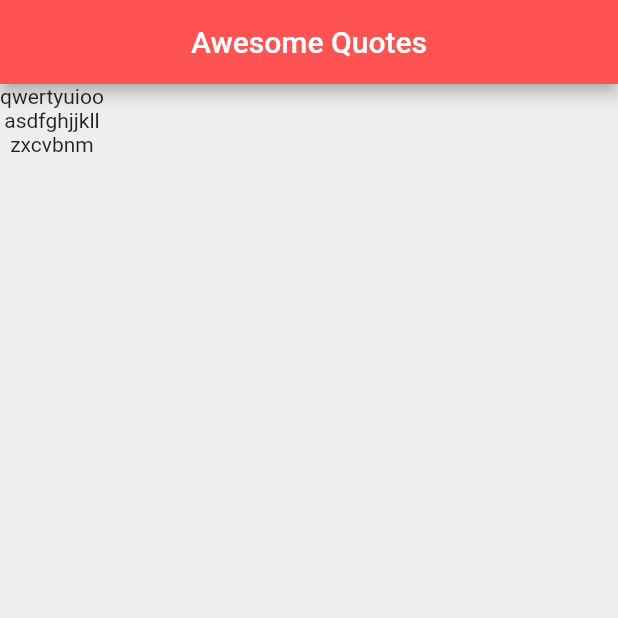
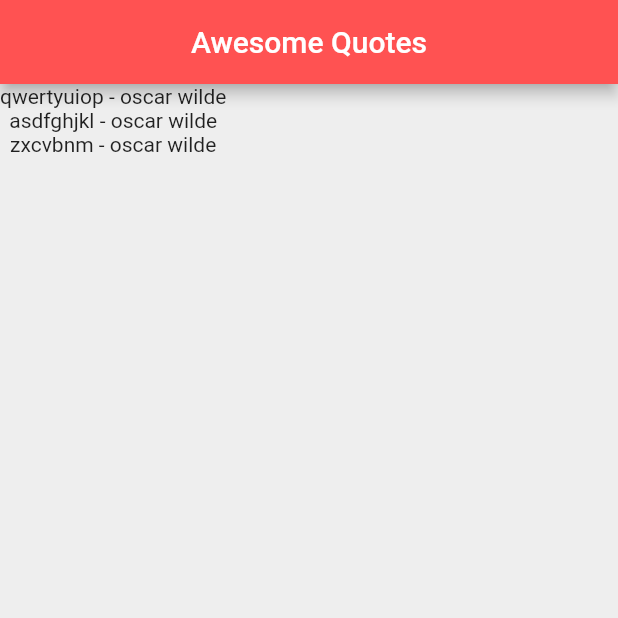
Before and after one commit to kouyoumikan/fluttter_quotes, a Flutter app: the screen it shows after launch, on a phone screen of 412 x 824 dp, the top half of it. Run offline on Flutter 3.47's test engine with Material 2 defaults, Android fonts, the phone set to English and light mode, and no system bars.

```diff
--- a/lib/main.dart
+++ b/lib/main.dart
@@ -1,4 +1,5 @@
 import 'package:flutter/material.dart';
+import 'quote.dart';
 
 void main() => runApp(MaterialApp(
   home: QuoteList(),
@@ -11,10 +12,10 @@ class QuoteList extends StatefulWidget {
 
 class _QuoteListState extends State<QuoteList> {
 
-  List<String> quotes = [ // 引用テキストプロパティ
-    "qwertyuioo",
-    "asdfghjjkll",
-    "zxcvbnm"
+  List<Quote> quotes = [ // 引用作成者リストプロパティ, 引用テキストプロパティ
+    Quote (author: "oscar wilde", text: "qwertyuiop"),
+    Quote (author: "oscar wilde", text: "asdfghjkl"),
+    Quote (author: "oscar wilde", text: "zxcvbnm")
   ];
 
   @override
@@ -27,7 +28,7 @@ class _QuoteListState extends State<QuoteList> {
         backgroundColor: Colors.redAccent,
       ),
       body: Column(
-        children: quotes.map((quote) => Text(quote)).toList(),
+        children: quotes.map((quote) => Text("${quote.text} - ${quote.author}")).toList(),
       ),
     );
   }
```
Also changed, not shown: lib/quote.dart (+1 -6 lines).
